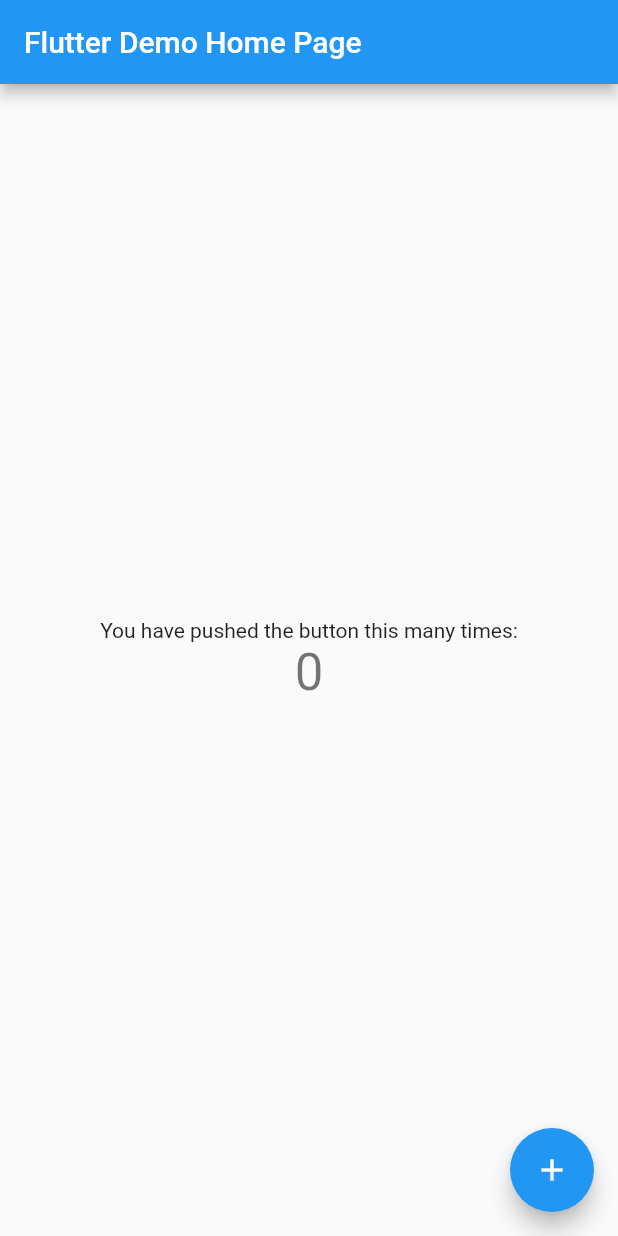
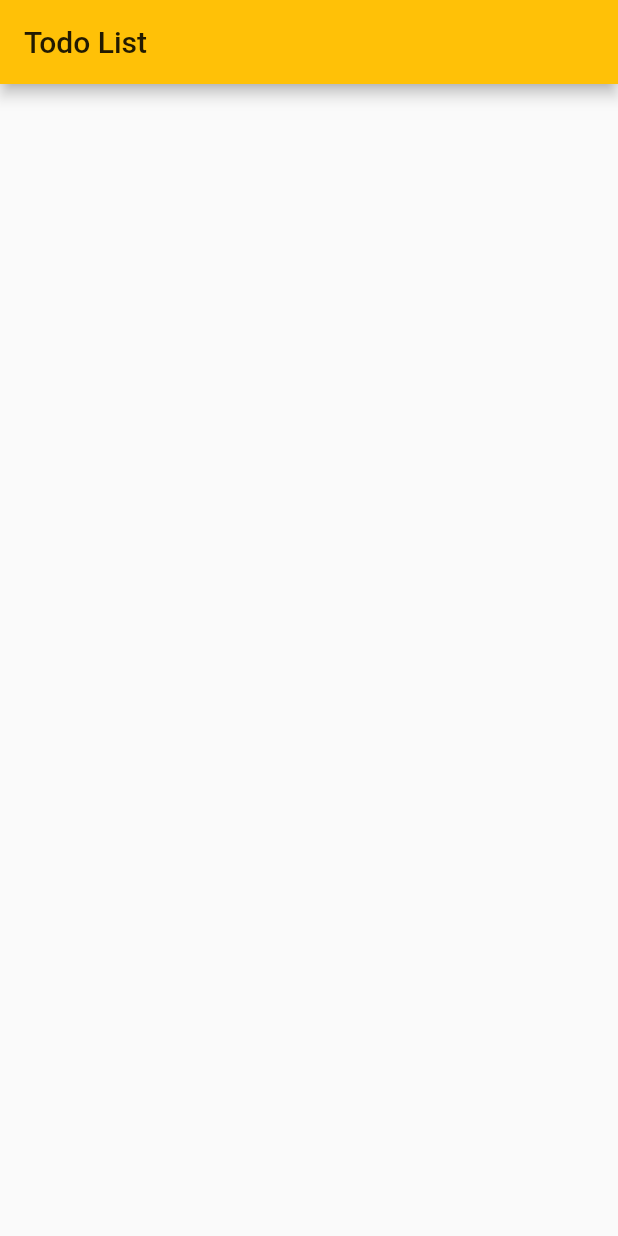
Before and after one commit to AbderrahmenBmz/Simple-Todos-Flutter, a Flutter app: the screen it shows after launch, on a phone screen of 412 x 824 dp. Run offline on Flutter 3.47's test engine with Material 2 defaults, Android fonts, the phone set to English and light mode, and no system bars.

Commit message:
create statful widget

```diff
--- a/lib/main.dart
+++ b/lib/main.dart
@@ -7,105 +7,28 @@ class MyApp extends StatelessWidget {
   @override
   Widget build(BuildContext context) {
     return MaterialApp(
+      debugShowCheckedModeBanner: false,
       title: 'Flutter Demo',
       theme: ThemeData(
-        // This is the theme of your application.
-        //
-        // Try running your application with "flutter run". You'll see the
-        // application has a blue toolbar. Then, without quitting the app, try
-        // changing the primarySwatch below to Colors.green and then invoke
-        // "hot reload" (press "r" in the console where you ran "flutter run",
-        // or simply save your changes to "hot reload" in a Flutter IDE).
-        // Notice that the counter didn't reset back to zero; the application
-        // is not restarted.
-        primarySwatch: Colors.blue,
+        primarySwatch: Colors.amber,
       ),
-      home: MyHomePage(title: 'Flutter Demo Home Page'),
+      home: SimpleTodo(),
     );
   }
 }
 
-class MyHomePage extends StatefulWidget {
-  MyHomePage({Key key, this.title}) : super(key: key);
-
-  // This widget is the home page of your application. It is stateful, meaning
-  // that it has a State object (defined below) that contains fields that affect
-  // how it looks.
-
-  // This class is the configuration for the state. It holds the values (in this
-  // case the title) provided by the parent (in this case the App widget) and
-  // used by the build method of the State. Fields in a Widget subclass are
-  // always marked "final".
-
-  final String title;
-
+class SimpleTodo extends StatefulWidget {
   @override
-  _MyHomePageState createState() => _MyHomePageState();
+  _SimpleTodoState createState() => _SimpleTodoState();
 }
 
-class _MyHomePageState extends State<MyHomePage> {
-  int _counter = 0;
-
-  void _incrementCounter() {
-    setState(() {
-      // This call to setState tells the Flutter framework that something has
-      // changed in this State, which causes it to rerun the build method below
-      // so that the display can reflect the updated values. If we changed
-      // _counter without calling setState(), then the build method would not be
-      // called again, and so nothing would appear to happen.
-      _counter++;
-    });
-  }
-
+class _SimpleTodoState extends State<SimpleTodo> {
   @override
   Widget build(BuildContext context) {
-    // This method is rerun every time setState is called, for instance as done
-    // by the _incrementCounter method above.
-    //
-    // The Flutter framework has been optimized to make rerunning build methods
-    // fast, so that you can just rebuild anything that needs updating rather
-    // than having to individually change instances of widgets.
     return Scaffold(
       appBar: AppBar(
-        // Here we take the value from the MyHomePage object that was created by
-        // the App.build method, and use it to set our appbar title.
-        title: Text(widget.title),
+        title: Text('Todo List'),
       ),
-      body: Center(
-        // Center is a layout widget. It takes a single child and positions it
-        // in the middle of the parent.
-        child: Column(
-          // Column is also a layout widget. It takes a list of children and
-          // arranges them vertically. By default, it sizes itself to fit its
-          // children horizontally, and tries to be as tall as its parent.
-          //
-          // Invoke "debug painting" (press "p" in the console, choose the
-          // "Toggle Debug Paint" action from the Flutter Inspector in Android
-          // Studio, or the "Toggle Debug Paint" command in Visual Studio Code)
-          // to see the wireframe for each widget.
-          //
-          // Column has various properties to control how it sizes itself and
-          // how it positions its children. Here we use mainAxisAlignment to
-          // center the children vertically; the main axis here is the vertical
-          // axis because Columns are vertical (the cross axis would be
-          // horizontal).
-          mainAxisAlignment: MainAxisAlignment.center,
-          children: <Widget>[
-            Text(
-              'You have pushed the button this many times:',
-            ),
-            Text(
-              '$_counter',
-              style: Theme.of(context).textTheme.display1,
-            ),
-          ],
-        ),
-      ),
-      floatingActionButton: FloatingActionButton(
-        onPressed: _incrementCounter,
-        tooltip: 'Increment',
-        child: Icon(Icons.add),
-      ), // This trailing comma makes auto-formatting nicer for build methods.
     );
   }
 }
```
Also changed, not shown: 1 other file.
